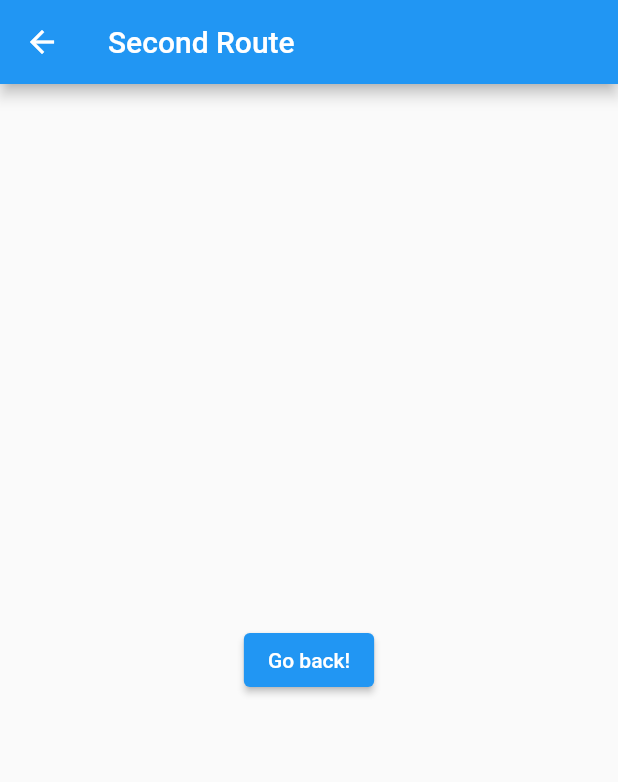
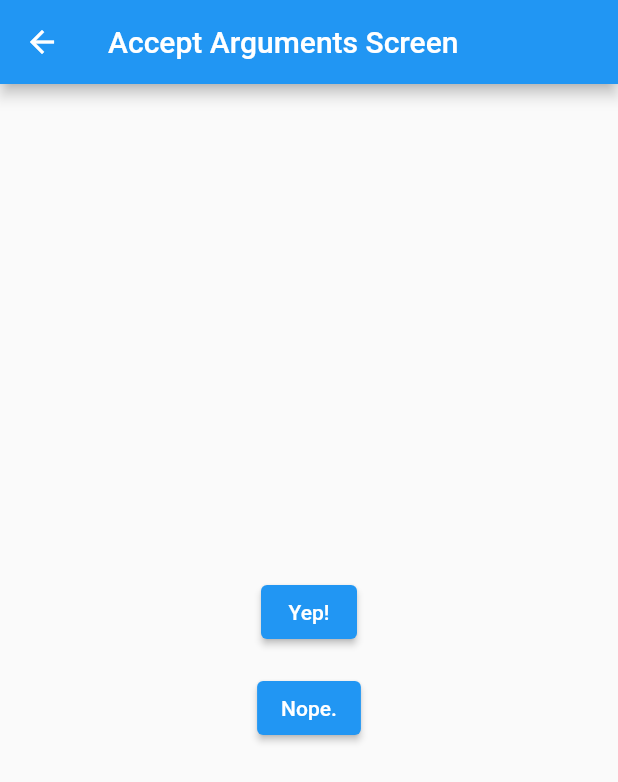
Before and after one commit to NaikHS2S/Flutter-Sample-App, a Flutter app: the screen it shows after launch, after a tap on "Navigate to next route", on a phone screen of 412 x 824 dp. Shown: the top 782 px of the screen. Run offline on Flutter 3.47's test engine with Material 2 defaults, Android fonts, the phone set to English and light mode, and no system bars; network calls fail.

Commit message:
Changes done

```diff
--- a/lib/main.dart
+++ b/lib/main.dart
@@ -16,6 +16,24 @@ class MyApp extends StatelessWidget {
         primarySwatch: Colors.blue,
       ),
       home: MyHomePage(title: 'Home Page'),
+      routes: {
+        ExtractArgumentsScreen.routeName: (context) => ExtractArgumentsScreen(),
+      },
+      onGenerateRoute: (settings) {
+        if (settings.name == PassArgumentsScreen.routeName) {
+          final CustomArguments args = settings.arguments as CustomArguments;
+          return MaterialPageRoute(
+            builder: (context) {
+              return PassArgumentsScreen(
+                title: args.title,
+                message: args.message,
+              );
+            },
+          );
+        }
+        assert(false, 'Need to implement ${settings.name}');
+        return null;
+      },
     );
   }
 }
@@ -61,15 +79,7 @@ class _MyHomePageState extends State<MyHomePage> {
               '$_counter',
               style: Theme.of(context).textTheme.headline4,
             ),
-            ElevatedButton(
-              child: Text('Navigate to next route'),
-              onPressed: () {
-                Navigator.push(
-                  context,
-                  MaterialPageRoute(builder: (context) => SecondRoute()),
-                );
-              },
-            ),
+            SelectionButton(),
             ElevatedButton(
               onPressed: () {
                 _ModalBottomSheetDemo()._showModalBottomSheet(context);
@@ -126,12 +136,44 @@ class _MyHomePageState extends State<MyHomePage> {
   }
 }
 
-class SecondRoute extends StatelessWidget {
+class SelectionButton extends StatelessWidget {
   @override
   Widget build(BuildContext context) {
+    return ElevatedButton(
+      onPressed: () {
+        _navigateAndDisplaySelection(context);
+      },
+      child: Text('Navigate to next route'),
+    );
+  }
+
+  _navigateAndDisplaySelection(BuildContext context) async {
+    final result = await Navigator.pushNamed(
+      context,
+      PassArgumentsScreen.routeName,
+      arguments: CustomArguments(
+        'Accept Arguments Screen',
+        'This message is extracted in the onGenerateRoute function.',
+      ),
+    );
+
+    ScaffoldMessenger.of(context)
+      ..removeCurrentSnackBar()
+      ..showSnackBar(SnackBar(content: Text("$result")));
+  }
+}
+
+class ExtractArgumentsScreen extends StatelessWidget {
+  static const routeName = '/extractArguments';
+
+  @override
+  Widget build(BuildContext context) {
+    final CustomArguments args =
+        ModalRoute.of(context).settings.arguments as CustomArguments;
+
     return Scaffold(
       appBar: AppBar(
-        title: Text("Second Route"),
+        title: Text("Second Route : ${args.title}"),
       ),
       body: Center(
         child: ElevatedButton(
@@ -143,6 +185,60 @@ class SecondRoute extends StatelessWidget {
       ),
     );
   }
+}
+
+class PassArgumentsScreen extends StatelessWidget {
+  static const routeName = '/passArguments';
+
+  final String title;
+  final String message;
+
+  const PassArgumentsScreen({
+    key,
+    @required this.title,
+    @required this.message,
+  }) : super(key: key);
+
+  @override
+  Widget build(BuildContext context) {
+    return Scaffold(
+      appBar: AppBar(
+        title: Text(title),
+      ),
+      body: Center(
+        child: Column(
+          mainAxisAlignment: MainAxisAlignment.center,
+          children: <Widget>[
+            Padding(
+              padding: const EdgeInsets.all(8.0),
+              child: ElevatedButton(
+                onPressed: () {
+                  Navigator.pop(context, 'Yep!');
+                },
+                child: Text('Yep!'),
+              ),
+            ),
+            Padding(
+              padding: const EdgeInsets.all(8.0),
+              child: ElevatedButton(
+                onPressed: () {
+                  Navigator.pop(context, 'Nope.');
+                },
+                child: Text('Nope.'),
+              ),
+            )
+          ],
+        ),
+      ),
+    );
+  }
+}
+
+class CustomArguments {
+  final String title;
+  final String message;
+
+  CustomArguments(this.title, this.message);
 }
 
 class _BottomSheetContent extends StatelessWidget {
@@ -206,15 +302,9 @@ Future<List<Joke>> fetchAlbum() async {
       await http.get(Uri.https('official-joke-api.appspot.com', 'jokes/ten'));
 
   if (response.statusCode == 200) {
-    // If the server did return a 200 OK response,
-    // then parse the JSON.
-
     Iterable iterable = jsonDecode(response.body);
     return List.from(iterable.map((data) => Joke.fromJson(data)));
-
   } else {
-    // If the server did not return a 200 OK response,
-    // then throw an exception.
     throw Exception('Failed to load album');
   }
 }
```
